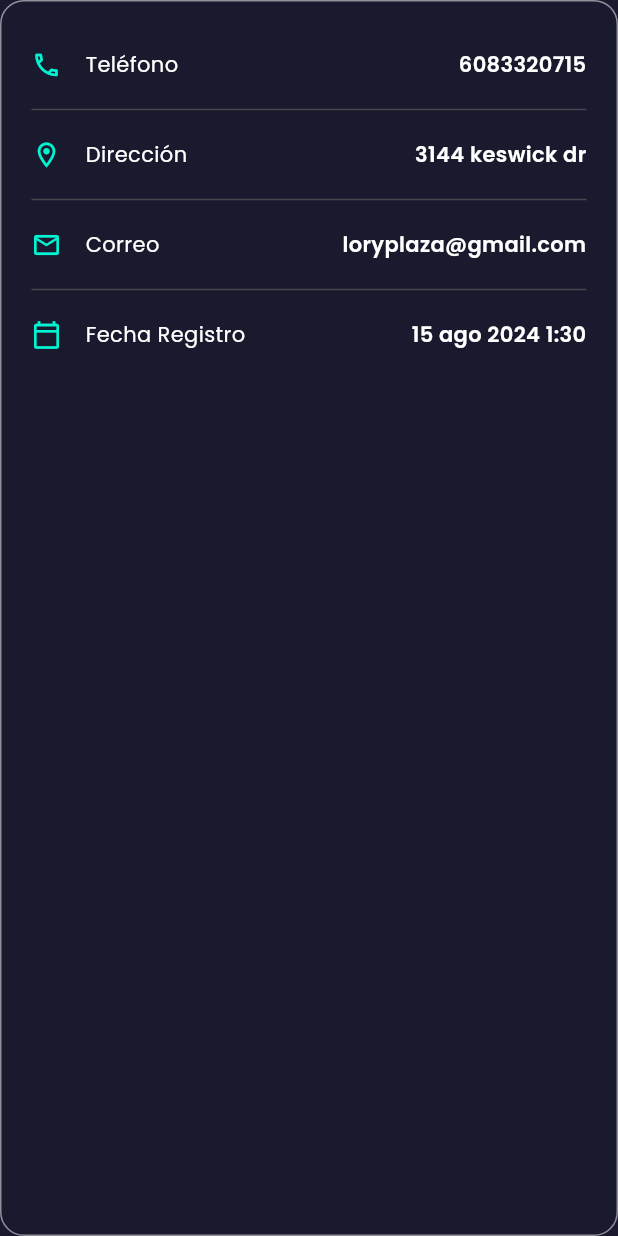
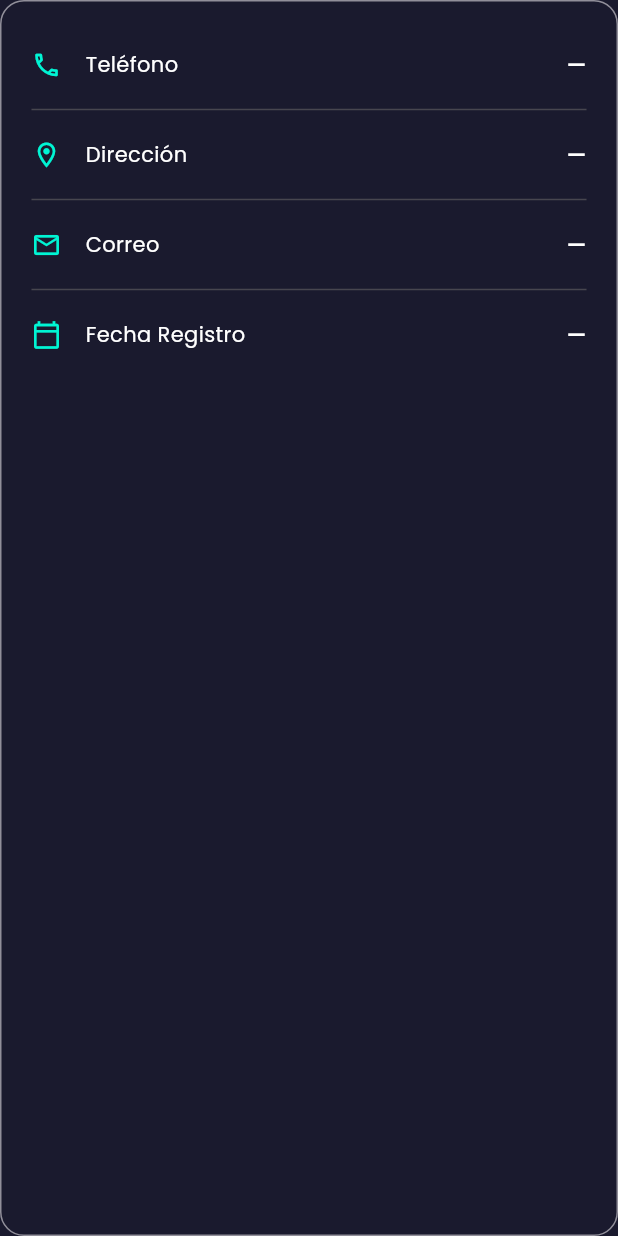
Before and after one commit to atorress91/flutter-app, a Flutter app: the ProfileInfoCard widget shown alone on an empty page, opened directly, on a phone screen of 412 x 824 dp. Run offline on Flutter 3.47's test engine with Material 3 defaults, Android fonts, the phone set to English and light mode, and no system bars; our stand-ins replace connectivity_plus, device_info_plus, equatable, firebase_core, fl_chart, flutter_riverpod and 5 more; missing offline and left inert: network_info_plus; accounts and stored records are empty.

Commit message:
Refactor `ProfileHeader`, `ProfileInfoCard`, and `SidebarHeader` to use `ConsumerWidget` for dynamic user data display
- Replace static placeholders with data from `authNotifierProvider`.
- Add dynamic user details handling, including display name, email, image, and fallback initials.
- Introduce `_initialsFrom` utility function for generating initials.
- Update UI placeholders for shimmer effects when user data isn't loaded.

```diff
--- a/lib/features/dashboard/widgets/profile/profile_info_card.dart
+++ b/lib/features/dashboard/widgets/profile/profile_info_card.dart
@@ -1,12 +1,26 @@
 import 'package:flutter/material.dart';
+import 'package:flutter_riverpod/flutter_riverpod.dart';
 import 'package:google_fonts/google_fonts.dart';
 import 'package:intl/intl.dart';
+import 'package:my_app/core/providers/auth_providers.dart';
 
-class ProfileInfoCard extends StatelessWidget {
+class ProfileInfoCard extends ConsumerWidget {
   const ProfileInfoCard({super.key});
 
   @override
-  Widget build(BuildContext context) {
+  Widget build(BuildContext context, WidgetRef ref) {
+    final asyncSession = ref.watch(authNotifierProvider);
+    final user = asyncSession.value?.user; // UsersAffiliatesDto?
+
+    final email = user?.email ?? '—';
+    // UsersAffiliatesDto doesn't expose phone/address; show placeholders
+    final phone = '—';
+    final address = '—';
+    final createdAt = user?.createdAt;
+    final createdAtText = createdAt != null
+        ? DateFormat.yMMMd('es_CR').add_jm().format(createdAt)
+        : '—';
+
     return Container(
       padding: const EdgeInsets.all(20),
       decoration: BoxDecoration(
@@ -20,30 +34,28 @@ class ProfileInfoCard extends StatelessWidget {
             context,
             Icons.phone_outlined,
             'Teléfono',
-            '6083320715',
+            phone,
           ),
           const Divider(),
           _buildInfoRow(
             context,
             Icons.location_on_outlined,
             'Dirección',
-            '3144 keswick dr',
+            address,
           ),
           const Divider(),
           _buildInfoRow(
             context,
             Icons.email_outlined,
             'Correo',
-            'loryplaza@gmail.com',
+            email,
           ),
           const Divider(),
           _buildInfoRow(
             context,
             Icons.calendar_today_outlined,
             'Fecha Registro',
-            DateFormat.yMMMd(
-              'es_CR',
-            ).add_jm().format(DateTime.parse('2024-08-15 01:30:25')),
+            createdAtText,
           ),
         ],
       ),
```
Also changed, not shown: lib/features/dashboard/widgets/profile/profile_header.dart (+77 -12 lines), lib/features/dashboard/widgets/sidebar/sidebar_header.dart (+103 -24 lines).
